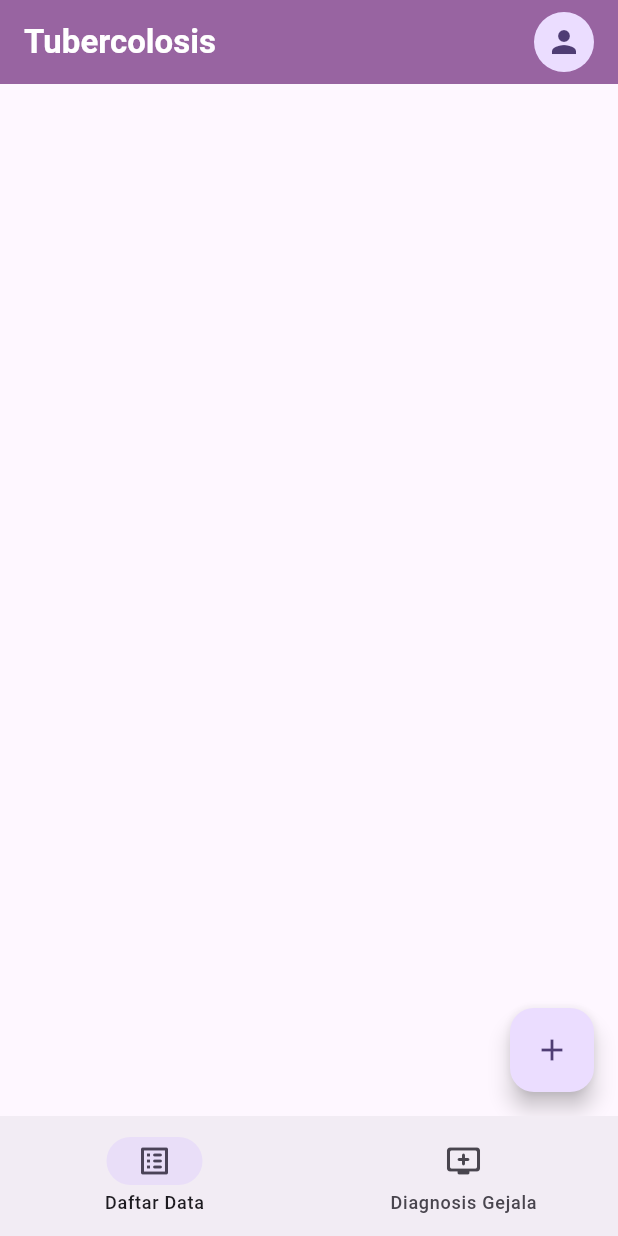
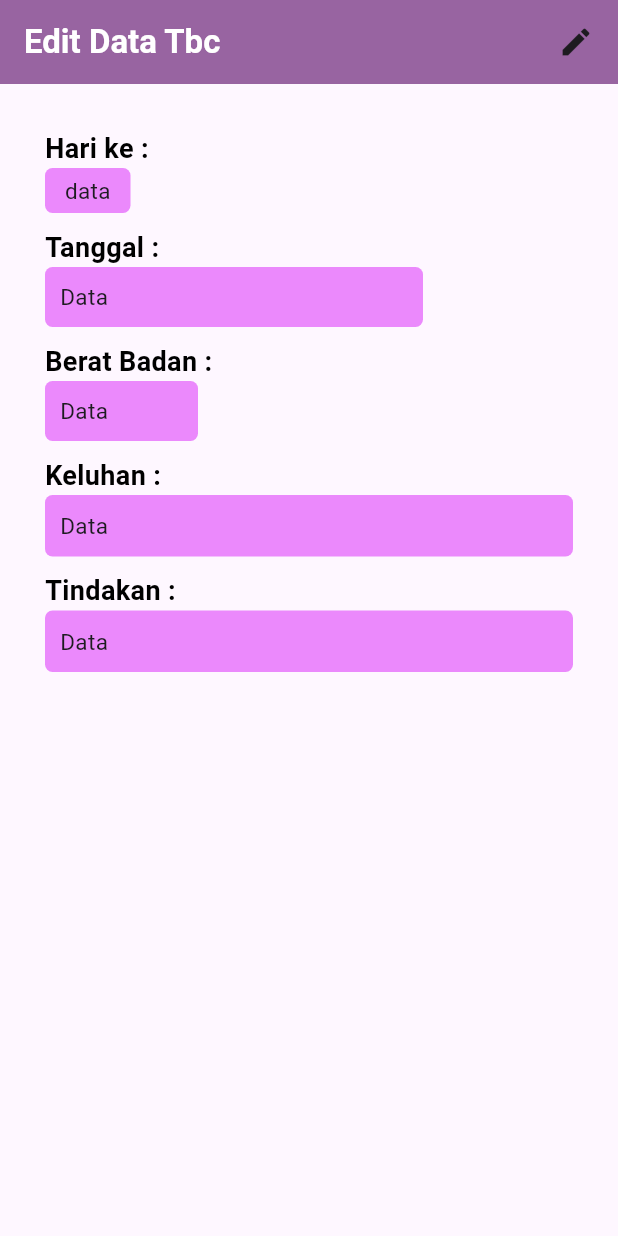
Before and after one commit to Magaretha14/002_MyPregnant-Tbc, a Flutter app: the screen it shows after launch, on a phone screen of 412 x 824 dp. Run offline on Flutter 3.47's test engine with Material 2 defaults, Android fonts, the phone set to English and light mode, and no system bars; our stand-ins replace cloud_firestore, firebase_auth, firebase_core; accounts and stored records are empty.

Commit message:
make display for detail data tbc

```diff
--- /dev/null
+++ b/lib/components/header_detail.dart
@@ -0,0 +1,29 @@
+import 'package:flutter/material.dart';
+import 'package:mypregnant/view/tbc/add_tbc.dart';
+
+AppBar headerdetail(context,
+    {bool isTitle = false, required String titleText}) {
+  return AppBar(
+    title: Row(
+      mainAxisAlignment: MainAxisAlignment.spaceBetween,
+      children: [
+        Text(
+          isTitle ? "My Pregnant & Tbc" : titleText,
+          style:
+              const TextStyle(color: Colors.white, fontWeight: FontWeight.bold),
+        ),
+        Container(
+          alignment: Alignment.centerRight,
+          child: GestureDetector(
+            onTap: () {
+              Navigator.push(
+                  context, MaterialPageRoute(builder: (context) => AddTbc()));
+            },
+            child: const Icon(Icons.edit),
+          ),
+        )
+      ],
+    ),
+    backgroundColor: const Color.fromARGB(255, 152, 100, 161),
+  );
+}
--- a/lib/main.dart
+++ b/lib/main.dart
@@ -4,6 +4,7 @@ import 'package:mypregnant/splash_screen.dart';
 import 'package:mypregnant/view/homepage.dart';
 import 'package:mypregnant/view/login_page.dart';
 import 'package:mypregnant/view/tbc/add_tbc.dart';
+import 'package:mypregnant/view/tbc/detaildata_tbc.dart';
 import 'package:mypregnant/view/tbc/home_tbc.dart';
 
 Future main() async {
@@ -24,7 +25,7 @@ class MyApp extends StatelessWidget {
         colorScheme: ColorScheme.fromSeed(seedColor: Colors.deepPurple),
         useMaterial3: true,
       ),
-      home: HomeTbc(),
+      home: DetailDataTbc(),
     );
   }
 }
--- a/lib/view/tbc/detaildata_tbc.dart
+++ b/lib/view/tbc/detaildata_tbc.dart
@@ -0,0 +1,175 @@
+import 'package:cloud_firestore/cloud_firestore.dart';
+import 'package:flutter/material.dart';
+import 'package:mypregnant/components/header.dart';
+import 'package:mypregnant/components/header_detail.dart';
+import 'package:mypregnant/controller/tbc_controller.dart';
+
+class DetailDataTbc extends StatefulWidget {
+  const DetailDataTbc({super.key});
+
+  @override
+  State<DetailDataTbc> createState() => _DetailDataTbcState();
+}
+
+class _DetailDataTbcState extends State<DetailDataTbc> {
+  var tbcctrl = TbcController();
+  @override
+  Widget build(BuildContext context) {
+    return Scaffold(
+      appBar: headerdetail(context, titleText: 'Edit Data Tbc'),
+      body: SafeArea(
+          child: Column(
+        children: [
+          Expanded(
+            child: StreamBuilder<List<DocumentSnapshot>>(
+              stream: tbcctrl.stream,
+              builder: (context, snapshot) {
+                // if (!snapshot.hasData) {
+                //   return const Center(
+                //     child: CircularProgressIndicator(),
+                //   );
+                // }
+
+                // final List<DocumentSnapshot> datatbc = snapshot.data!;
+
+                return SingleChildScrollView(
+                  padding: const EdgeInsets.all(30.0),
+                  child: Column(
+                    children: [
+                      Container(
+                        alignment: Alignment.centerLeft,
+                        child: const Text(
+                          'Hari ke :',
+                          style: TextStyle(
+                            color: Colors.black,
+                            fontWeight: FontWeight.bold,
+                            fontSize: 18,
+                          ),
+                        ),
+                      ),
+                      Container(
+                        margin: const EdgeInsets.only(right: 295),
+                        height: 30,
+                        alignment: Alignment.center,
+                        decoration: BoxDecoration(
+                          borderRadius: BorderRadius.circular(5),
+                          color: const Color.fromARGB(255, 235, 137, 252),
+                        ),
+                        child: Text(
+                          'data',
+                          style: TextStyle(fontSize: 15),
+                        ),
+                      ),
+                      const SizedBox(height: 10),
+                      Container(
+                        alignment: Alignment.centerLeft,
+                        child: const Text(
+                          'Tanggal :',
+                          style: TextStyle(
+                            color: Colors.black,
+                            fontWeight: FontWeight.bold,
+                            fontSize: 18,
+                          ),
+                        ),
+                      ),
+                      Container(
+                        padding: const EdgeInsets.only(left: 10),
+                        margin: const EdgeInsets.only(right: 100),
+                        height: 40,
+                        alignment: Alignment.centerLeft,
+                        decoration: BoxDecoration(
+                          borderRadius: BorderRadius.circular(5),
+                          color: const Color.fromARGB(255, 235, 137, 252),
+                        ),
+                        child: Text(
+                          'Data',
+                          style: TextStyle(fontSize: 15),
+                        ),
+                      ),
+                      const SizedBox(height: 10),
+                      Container(
+                        alignment: Alignment.centerLeft,
+                        child: const Text(
+                          'Berat Badan :',
+                          style: TextStyle(
+                            color: Colors.black,
+                            fontWeight: FontWeight.bold,
+                            fontSize: 18,
+                          ),
+                        ),
+                      ),
+                      Container(
+                        padding: const EdgeInsets.only(left: 10),
+                        margin: const EdgeInsets.only(right: 250),
+                        height: 40,
+                        alignment: Alignment.centerLeft,
+                        decoration: BoxDecoration(
+                          borderRadius: BorderRadius.circular(5),
+                          color: const Color.fromARGB(255, 235, 137, 252),
+                        ),
+                        child: Text(
+                          'Data',
+                          style: TextStyle(fontSize: 15),
+                        ),
+                      ),
+                      const SizedBox(height: 10),
+                      Container(
+                        alignment: Alignment.centerLeft,
+                        child: const Text(
+                          'Keluhan :',
+                          style: TextStyle(
+                            color: Colors.black,
+                            fontWeight: FontWeight.bold,
+                            fontSize: 18,
+                          ),
+                        ),
+                      ),
+                      Container(
+                        padding: const EdgeInsets.only(
+                            left: 10, top: 10, bottom: 10),
+                        alignment: Alignment.centerLeft,
+                        decoration: BoxDecoration(
+                          borderRadius: BorderRadius.circular(5),
+                          color: const Color.fromARGB(255, 235, 137, 252),
+                        ),
+                        child: Text(
+                          'Data',
+                          style: TextStyle(fontSize: 15),
+                        ),
+                      ),
+                      const SizedBox(height: 10),
+                      Container(
+                        alignment: Alignment.centerLeft,
+                        child: const Text(
+                          'Tindakan :',
+                          style: TextStyle(
+                            color: Colors.black,
+                            fontWeight: FontWeight.bold,
+                            fontSize: 18,
+                          ),
+                        ),
+                      ),
+                      Container(
+                        padding: const EdgeInsets.only(
+                            left: 10, top: 10, bottom: 10),
+                        alignment: Alignment.centerLeft,
+                        decoration: BoxDecoration(
+                          borderRadius: BorderRadius.circular(5),
+                          color: const Color.fromARGB(255, 235, 137, 252),
+                        ),
+                        child: Text(
+                          'Data',
+                          style: TextStyle(fontSize: 15),
+                        ),
+                      ),
+                    ],
+                  ),
+                );
+              },
+            ),
+          )
+        ],
+      )),
+    );
+  }
+}
```
